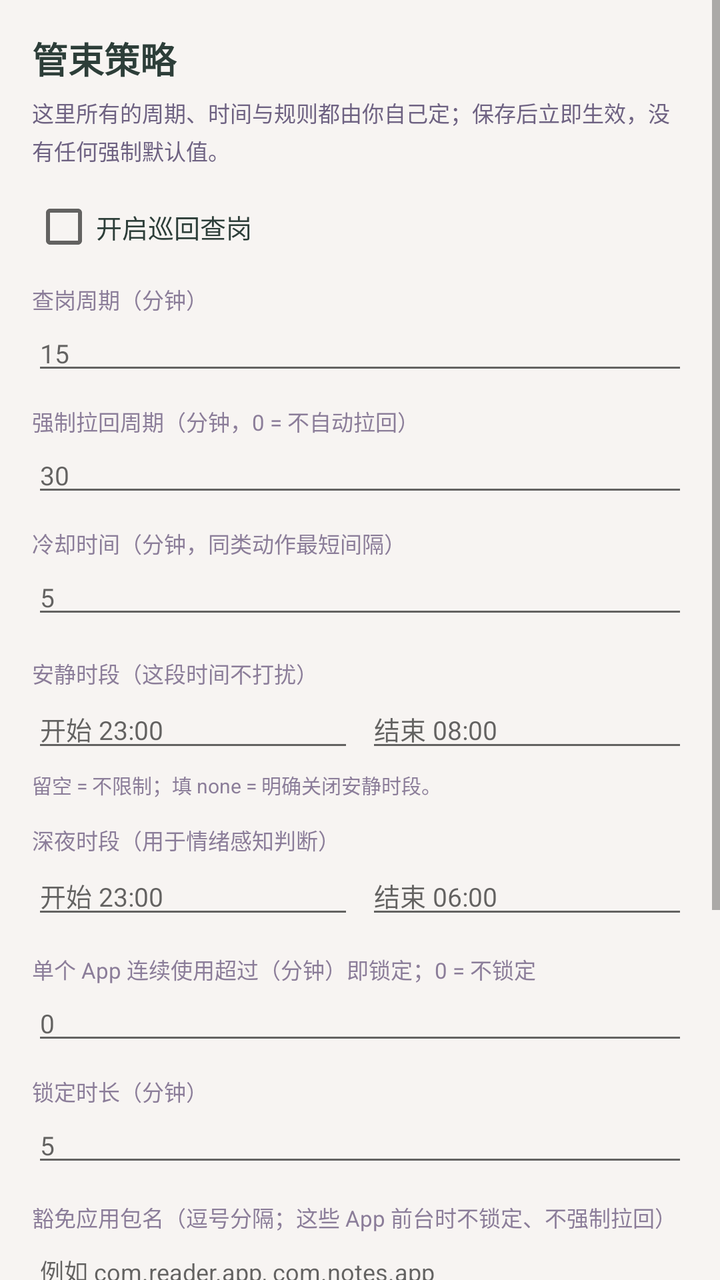
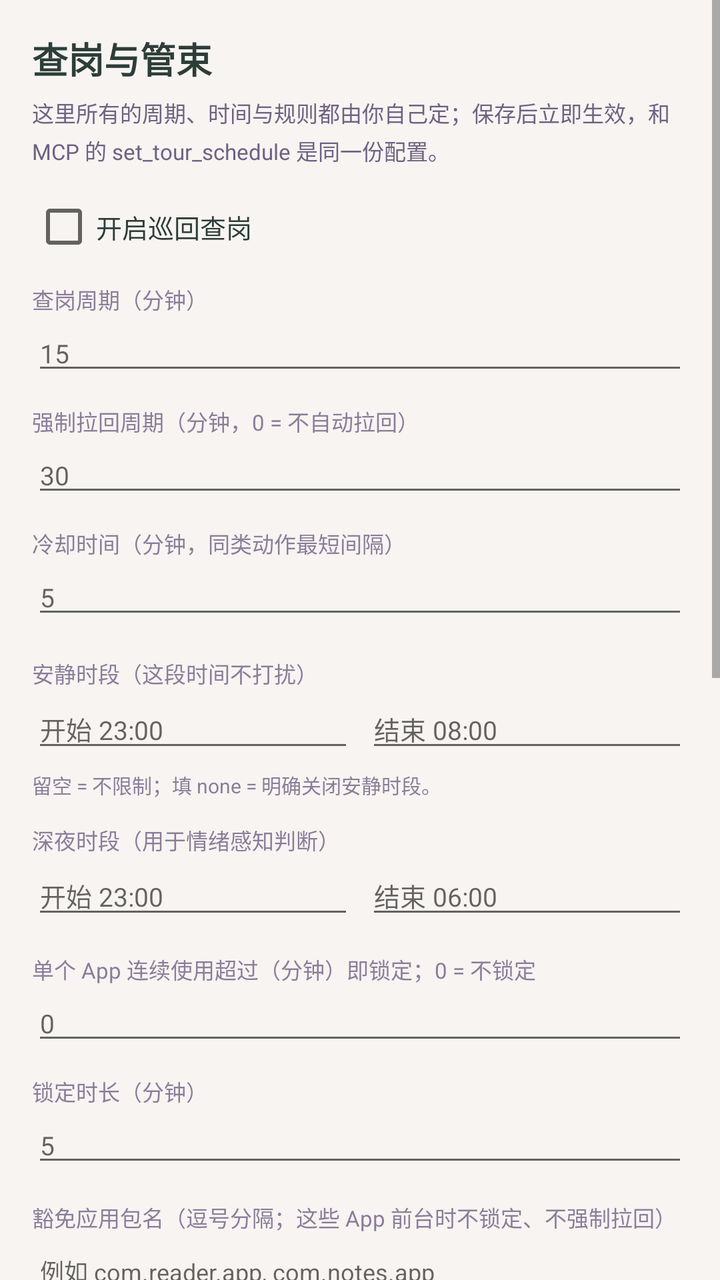

The first picture is an Android layout as it rendered before a commit; the second is the same layout after the commit. The layout source and the unified diff follow.
<!-- AndroidManifest.xml: activity theme Theme.PeerPolicySettings -->
<!-- res/layout/activity_policy_settings.xml -->
<?xml version="1.0" encoding="utf-8"?>
<ScrollView xmlns:android="http://schemas.android.com/apk/res/android"
    android:layout_width="match_parent"
    android:layout_height="match_parent"
    android:background="#FFF7F4F2">

    <LinearLayout
        android:layout_width="match_parent"
        android:layout_height="wrap_content"
        android:orientation="vertical"
        android:padding="16dp">

        <TextView android:layout_width="match_parent" android:layout_height="wrap_content"
            android:text="管束策略" android:textStyle="bold" android:textSize="18sp" android:textColor="#FF2D3E39" />
        <TextView android:layout_width="match_parent" android:layout_height="wrap_content"
            android:text="这里所有的周期、时间与规则都由你自己定；保存后立即生效，没有任何强制默认值。"
            android:textSize="11sp" android:textColor="#FF6E6282" android:layout_marginTop="6dp" android:lineSpacingExtra="3dp" />

        <CheckBox android:id="@+id/policyEnabled"
            android:layout_width="match_parent" android:layout_height="wrap_content"
            android:text="开启巡回查岗" android:textSize="13sp" android:layout_marginTop="14dp" android:textColor="#FF2D3E39" />

        <TextView android:layout_width="match_parent" android:layout_height="wrap_content" android:text="查岗周期（分钟）" android:textSize="11sp" android:textColor="#FF8B7D99" android:layout_marginTop="12dp" />
        <EditText android:id="@+id/policyCheckInInput" android:layout_width="match_parent" android:layout_height="wrap_content"
            android:hint="15" android:inputType="number" android:textSize="13sp" android:singleLine="true" />

        <TextView android:layout_width="match_parent" android:layout_height="wrap_content" android:text="强制拉回周期（分钟，0 = 不自动拉回）" android:textSize="11sp" android:textColor="#FF8B7D99" android:layout_marginTop="10dp" />
        <EditText android:id="@+id/policyForceBackInput" android:layout_width="match_parent" android:layout_height="wrap_content"
            android:hint="30" android:inputType="number" android:textSize="13sp" android:singleLine="true" />

        <TextView android:layout_width="match_parent" android:layout_height="wrap_content" android:text="冷却时间（分钟，同类动作最短间隔）" android:textSize="11sp" android:textColor="#FF8B7D99" android:layout_marginTop="10dp" />
        <EditText android:id="@+id/policyCooldownInput" android:layout_width="match_parent" android:layout_height="wrap_content"
            android:hint="5" android:inputType="number" android:textSize="13sp" android:singleLine="true" />

        <TextView android:layout_width="match_parent" android:layout_height="wrap_content" android:text="安静时段（这段时间不打扰）" android:textSize="11sp" android:textColor="#FF8B7D99" android:layout_marginTop="14dp" />
        <LinearLayout android:layout_width="match_parent" android:layout_height="wrap_content" android:orientation="horizontal">
            <EditText android:id="@+id/policyQuietStart" android:layout_width="0dp" android:layout_height="wrap_content" android:layout_weight="1"
                android:hint="开始 23:00" android:textSize="13sp" android:singleLine="true" android:layout_marginEnd="6dp" />
            <EditText android:id="@+id/policyQuietEnd" android:layout_width="0dp" android:layout_height="wrap_content" android:layout_weight="1"
                android:hint="结束 08:00" android:textSize="13sp" android:singleLine="true" />
        </LinearLayout>
        <TextView android:layout_width="match_parent" android:layout_height="wrap_content"
            android:text="留空 = 不限制；填 none = 明确关闭安静时段。" android:textSize="10sp" android:textColor="#FF8B7D99" android:layout_marginTop="4dp" />

        <TextView android:layout_width="match_parent" android:layout_height="wrap_content" android:text="深夜时段（用于情绪感知判断）" android:textSize="11sp" android:textColor="#FF8B7D99" android:layout_marginTop="12dp" />
        <LinearLayout android:layout_width="match_parent" android:layout_height="wrap_content" android:orientation="horizontal">
            <EditText android:id="@+id/policyNightStart" android:layout_width="0dp" android:layout_height="wrap_content" android:layout_weight="1"
                android:hint="开始 23:00" android:textSize="13sp" android:singleLine="true" android:layout_marginEnd="6dp" />
            <EditText android:id="@+id/policyNightEnd" android:layout_width="0dp" android:layout_height="wrap_content" android:layout_weight="1"
                android:hint="结束 06:00" android:textSize="13sp" android:singleLine="true" />
        </LinearLayout>

        <TextView android:layout_width="match_parent" android:layout_height="wrap_content" android:text="单个 App 连续使用超过（分钟）即锁定；0 = 不锁定" android:textSize="11sp" android:textColor="#FF8B7D99" android:layout_marginTop="12dp" />
        <EditText android:id="@+id/policyLockMinutes" android:layout_width="match_parent" android:layout_height="wrap_content"
            android:hint="0" android:inputType="number" android:textSize="13sp" android:singleLine="true" />

        <TextView android:layout_width="match_parent" android:layout_height="wrap_content" android:text="锁定时长（分钟）" android:textSize="11sp" android:textColor="#FF8B7D99" android:layout_marginTop="10dp" />
        <EditText android:id="@+id/policyLockDuration" android:layout_width="match_parent" android:layout_height="wrap_content"
            android:hint="5" android:inputType="number" android:textSize="13sp" android:singleLine="true" />

        <TextView android:layout_width="match_parent" android:layout_height="wrap_content" android:text="豁免应用包名（逗号分隔；这些 App 前台时不锁定、不强制拉回）" android:textSize="11sp" android:textColor="#FF8B7D99" android:layout_marginTop="12dp" />
        <EditText android:id="@+id/policyExemptPackages" android:layout_width="match_parent" android:layout_height="wrap_content"
            android:hint="例如 com.reader.app, com.notes.app" android:textSize="12sp" android:inputType="text" />

        <TextView android:layout_width="match_parent" android:layout_height="wrap_content" android:text="居中弹窗语气" android:textSize="11sp" android:textColor="#FF8B7D99" android:layout_marginTop="12dp" />
        <RadioGroup android:id="@+id/policyToneGroup" android:layout_width="match_parent" android:layout_height="wrap_content" android:orientation="horizontal">
            <RadioButton android:id="@+id/policyToneGentle" android:layout_width="wrap_content" android:layout_height="wrap_content" android:text="温柔" android:textSize="13sp" android:checked="true" />
            <RadioButton android:id="@+id/policyToneAngry" android:layout_width="wrap_content" android:layout_height="wrap_content" android:text="生气" android:textSize="13sp" android:layout_marginStart="18dp" />
        </RadioGroup>

        <Button android:id="@+id/policySaveButton" android:layout_width="match_parent" android:layout_height="40dp"
            android:text="保存并生效" android:textSize="13sp" android:textColor="#FFFFFFFF" android:background="@drawable/pill_primary" android:layout_marginTop="18dp" />
        <Button android:id="@+id/policyCheckNowButton" android:layout_width="match_parent" android:layout_height="36dp"
            android:text="立刻查岗一次" android:textSize="12sp" android:background="@drawable/pill_soft" android:layout_marginTop="8dp" />
        <Button android:id="@+id/policyTestAlertButton" android:layout_width="match_parent" android:layout_height="36dp"
            android:text="试一下居中弹窗" android:textSize="12sp" android:background="@drawable/pill_soft" android:layout_marginTop="8dp" />

        <TextView android:id="@+id/policyStatusText" android:layout_width="match_parent" android:layout_height="wrap_content"
            android:text="" android:textSize="11sp" android:textColor="#FF6E6282" android:layout_marginTop="12dp" android:lineSpacingExtra="3dp" />
    </LinearLayout>
</ScrollView>
<!-- resources referenced by this layout -->
<resources>
  <!-- drawable pill_primary (drawable) -->
  <?xml version="1.0" encoding="utf-8"?>
  <shape xmlns:android="http://schemas.android.com/apk/res/android">
      <solid android:color="#FFD37091" />
      <corners android:radius="15dp" />
      <padding android:left="10dp" android:right="10dp" android:top="5dp" android:bottom="5dp" />
  </shape>
  <!-- drawable pill_soft (drawable) -->
  <?xml version="1.0" encoding="utf-8"?>
  <shape xmlns:android="http://schemas.android.com/apk/res/android">
      <solid android:color="#F5FFFFFF" />
      <corners android:radius="15dp" />
      <stroke android:width="0.6dp" android:color="#FFF3D8E2" />
      <padding android:left="10dp" android:right="10dp" android:top="5dp" android:bottom="5dp" />
  </shape>
  <style name="Theme.PeerPolicySettings" parent="@android:style/Theme.Material.Light.NoActionBar">
          <item name="android:windowBackground">@android:color/white</item>
      </style>
</resources>

<!-- the commit's change to res/layout/activity_policy_settings.xml (unified diff, before → after) -->
@@ -11,9 +11,9 @@
         android:padding="16dp">
 
         <TextView android:layout_width="match_parent" android:layout_height="wrap_content"
-            android:text="管束策略" android:textStyle="bold" android:textSize="18sp" android:textColor="#FF2D3E39" />
+            android:text="查岗与管束" android:textStyle="bold" android:textSize="18sp" android:textColor="#FF2D3E39" />
         <TextView android:layout_width="match_parent" android:layout_height="wrap_content"
-            android:text="这里所有的周期、时间与规则都由你自己定；保存后立即生效，没有任何强制默认值。"
+            android:text="这里所有的周期、时间与规则都由你自己定；保存后立即生效，和 MCP 的 set_tour_schedule 是同一份配置。"
             android:textSize="11sp" android:textColor="#FF6E6282" android:layout_marginTop="6dp" android:lineSpacingExtra="3dp" />
 
         <CheckBox android:id="@+id/policyEnabled"
@@ -62,11 +62,32 @@
         <EditText android:id="@+id/policyExemptPackages" android:layout_width="match_parent" android:layout_height="wrap_content"
             android:hint="例如 com.reader.app, com.notes.app" android:textSize="12sp" android:inputType="text" />
 
-        <TextView android:layout_width="match_parent" android:layout_height="wrap_content" android:text="居中弹窗语气" android:textSize="11sp" android:textColor="#FF8B7D99" android:layout_marginTop="12dp" />
+        <TextView android:layout_width="match_parent" android:layout_height="wrap_content" android:text="弹窗语气" android:textSize="11sp" android:textColor="#FF8B7D99" android:layout_marginTop="12dp" />
         <RadioGroup android:id="@+id/policyToneGroup" android:layout_width="match_parent" android:layout_height="wrap_content" android:orientation="horizontal">
             <RadioButton android:id="@+id/policyToneGentle" android:layout_width="wrap_content" android:layout_height="wrap_content" android:text="温柔" android:textSize="13sp" android:checked="true" />
             <RadioButton android:id="@+id/policyToneAngry" android:layout_width="wrap_content" android:layout_height="wrap_content" android:text="生气" android:textSize="13sp" android:layout_marginStart="18dp" />
         </RadioGroup>
+
+        <TextView android:layout_width="match_parent" android:layout_height="wrap_content"
+            android:text="拉回分级阈值（想她百分比达到该值 → 强级别弹窗，只有「现在就回去」一个按钮）"
+            android:textSize="11sp" android:textColor="#FF8B7D99" android:layout_marginTop="12dp" />
+        <EditText android:id="@+id/policyMissThreshold" android:layout_width="match_parent" android:layout_height="wrap_content"
+            android:hint="70" android:inputType="number" android:textSize="13sp" android:singleLine="true" />
+
+        <TextView android:layout_width="match_parent" android:layout_height="wrap_content"
+            android:text="陪伴对象当前情绪（独立于用户手机状态的情绪快照）"
+            android:textSize="11sp" android:textColor="#FF8B7D99" android:layout_marginTop="16dp" />
+        <TextView android:id="@+id/policyEmotionInfo" android:layout_width="match_parent" android:layout_height="wrap_content"
+            android:text="读取中…" android:textSize="12sp" android:textColor="#FF2D3E39" android:layout_marginTop="4dp" android:lineSpacingExtra="3dp" />
+
+        <LinearLayout android:layout_width="match_parent" android:layout_height="wrap_content" android:orientation="horizontal" android:layout_marginTop="8dp">
+            <EditText android:id="@+id/policyEmotionTag" android:layout_width="0dp" android:layout_height="wrap_content" android:layout_weight="1"
+                android:hint="情绪标签，如 想你 / 吃醋" android:textSize="12sp" android:singleLine="true" android:layout_marginEnd="6dp" />
+            <EditText android:id="@+id/policyEmotionMiss" android:layout_width="0dp" android:layout_height="wrap_content" android:layout_weight="1"
+                android:hint="想你 0-100" android:inputType="number" android:textSize="12sp" android:singleLine="true" />
+        </LinearLayout>
+        <Button android:id="@+id/policyEmotionSaveButton" android:layout_width="match_parent" android:layout_height="36dp"
+            android:text="写一次情绪（同时同步给 MCP）" android:textSize="12sp" android:background="@drawable/pill_soft" android:layout_marginTop="8dp" />
 
         <Button android:id="@+id/policySaveButton" android:layout_width="match_parent" android:layout_height="40dp"
             android:text="保存并生效" android:textSize="13sp" android:textColor="#FFFFFFFF" android:background="@drawable/pill_primary" android:layout_marginTop="18dp" />
@@ -74,6 +95,10 @@
             android:text="立刻查岗一次" android:textSize="12sp" android:background="@drawable/pill_soft" android:layout_marginTop="8dp" />
         <Button android:id="@+id/policyTestAlertButton" android:layout_width="match_parent" android:layout_height="36dp"
             android:text="试一下居中弹窗" android:textSize="12sp" android:background="@drawable/pill_soft" android:layout_marginTop="8dp" />
+        <Button android:id="@+id/policyTestSoftButton" android:layout_width="match_parent" android:layout_height="36dp"
+            android:text="试一下软级别拉回弹窗（可拒绝）" android:textSize="12sp" android:background="@drawable/pill_soft" android:layout_marginTop="8dp" />
+        <Button android:id="@+id/policyTestStrongButton" android:layout_width="match_parent" android:layout_height="36dp"
+            android:text="试一下强级别拉回弹窗（强制）" android:textSize="12sp" android:background="@drawable/pill_soft" android:layout_marginTop="8dp" />
 
         <TextView android:id="@+id/policyStatusText" android:layout_width="match_parent" android:layout_height="wrap_content"
             android:text="" android:textSize="11sp" android:textColor="#FF6E6282" android:layout_marginTop="12dp" android:lineSpacingExtra="3dp" />
